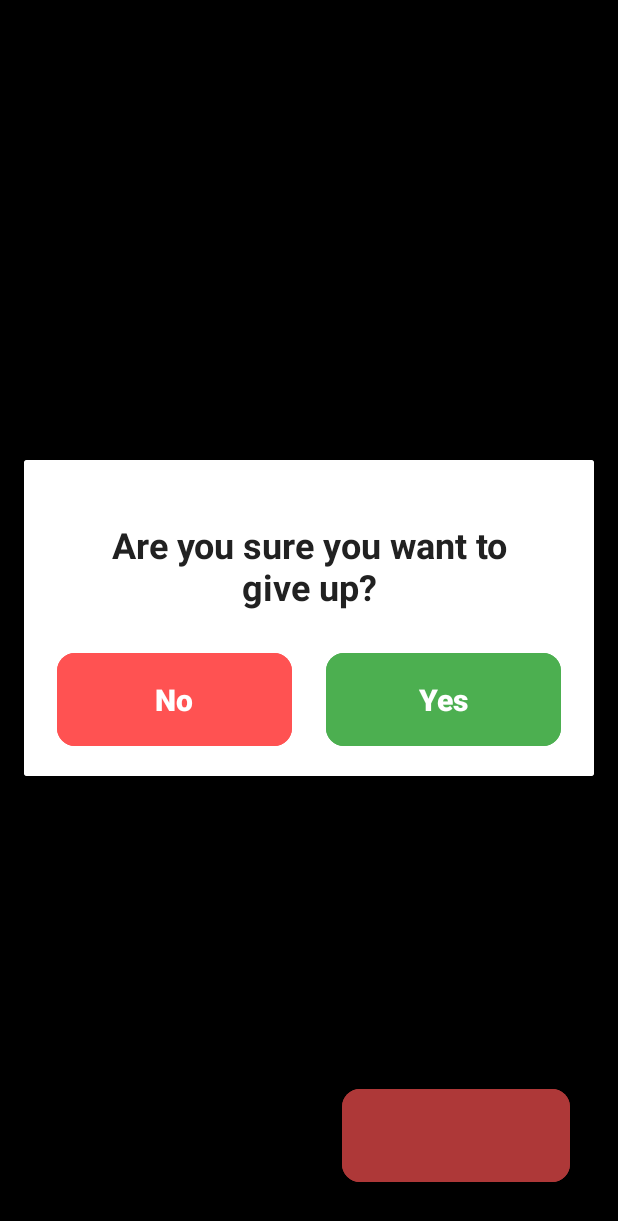
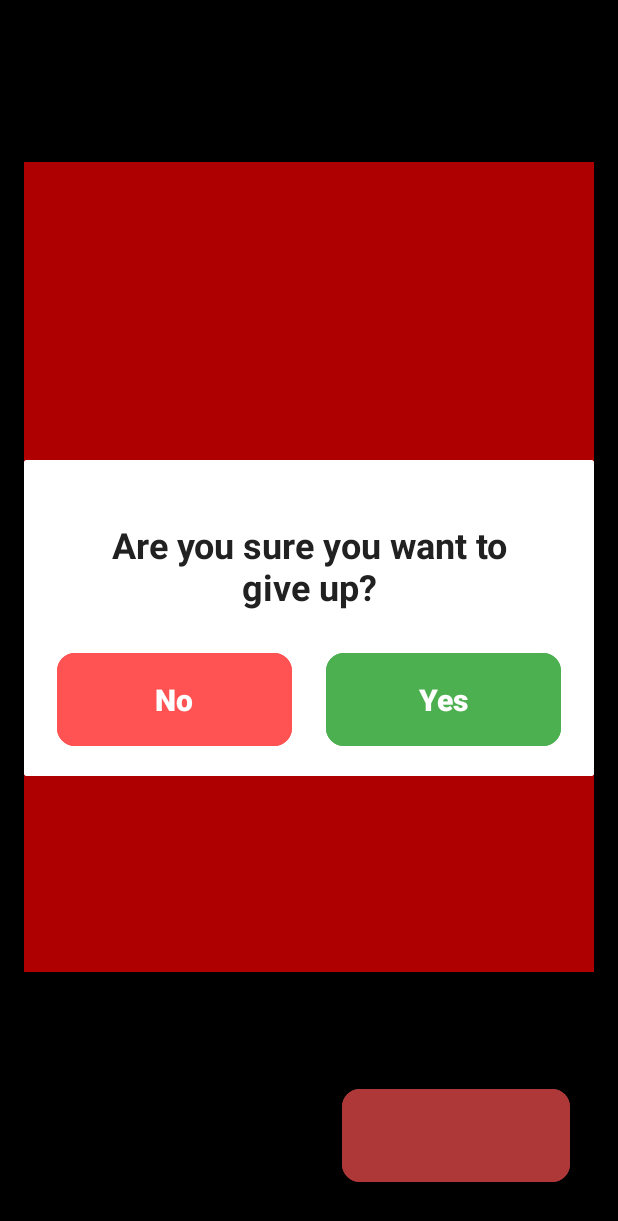
Before and after one commit to ido765/test-proj, an Android app: the GameActivity screen opened directly, with no data from a screen before it, after a tap on "Give Up?", on a phone screen of 412 x 824 dp. Shown: the top 1221 px of the screen. Run offline under Robolectric (Android 15) with nearby library versions, the phone set to English and light mode, and no system bars; 2 statements that could not run were skipped.

Commit message:
added classes and started working on size changing.

```diff
--- /dev/null
+++ b/app/src/main/java/com/example/projprob/Board.java
@@ -0,0 +1,27 @@
+package com.example.projprob;
+
+import android.content.Context;
+import android.graphics.Canvas;
+import android.graphics.Paint;
+import android.view.View;
+
+import androidx.annotation.NonNull;
+
+public class Board extends View {
+    private int size;
+
+    public Board(Context context, int size) {
+        super(context);
+
+
+        this.size = size;
+    }
+
+    @Override
+    protected void onDraw(@NonNull Canvas canvas) {
+        super.onDraw(canvas);
+
+
+
+    }
+}
--- a/app/src/main/java/com/example/projprob/FBmodule.java
+++ b/app/src/main/java/com/example/projprob/FBmodule.java
@@ -9,6 +9,7 @@ import com.google.firebase.database.ValueEventListener;
 
 public class FBmodule {
     MainActivity mainActivity;
+
     private static final String SIZE_KEY = "size";
     private static final String COLOR_KEY = "backgroundColor";
 
--- a/app/src/main/java/com/example/projprob/GameActivity.java
+++ b/app/src/main/java/com/example/projprob/GameActivity.java
@@ -7,11 +7,13 @@ import android.graphics.Color;
 import android.os.Bundle;
 import android.view.View;
 import android.widget.Button;
+import android.widget.LinearLayout;
 
 public class GameActivity extends AppCompatActivity implements View.OnClickListener {
     private Button giveupbtn;
     private ConstraintLayout gamelayout;
     private String size = "4x4"; // Default grid size
+    private Board board;
 
     @Override
     protected void onCreate(Bundle savedInstanceState) {
@@ -19,13 +21,22 @@ public class GameActivity extends AppCompatActivity implements View.OnClickListe
         setContentView(R.layout.activity_game);
         init(); // Initializes components
         updateBackgroundColors();
+
+        board = new Board(this, 6);
+        LinearLayout linearLayout = findViewById(R.id.game);
+        linearLayout.addView(board);
+        linearLayout.setBackgroundColor(Color.RED);
+
     }
 
     private void init() {
         giveupbtn = findViewById(R.id.giveupbtn); // Button for "Give Up" option
         giveupbtn.setOnClickListener(this); // Listens for clicks on the "Give Up" button
 
+
         gamelayout = findViewById(R.id.game_layout);
+
+
     }
 
     private void createDialog() {
@@ -41,7 +52,16 @@ public class GameActivity extends AppCompatActivity implements View.OnClickListe
         }
     }
 
-    public void updateBackgroundColors() {
+    private void updateSize()
+    {
+        int Rsize;
+
+
+
+    }
+
+    public void updateBackgroundColors()
+    {
         int colorRes;
 
         String color = MainActivity.staticColorRes;
--- a/app/src/main/java/com/example/projprob/SettingsActivity.java
+++ b/app/src/main/java/com/example/projprob/SettingsActivity.java
@@ -153,7 +153,7 @@ public class SettingsActivity extends AppCompatActivity implements View.OnClickL
         }
         SettingsLayout.setBackgroundColor(colorRes);
 
-//        // Update color for all buttons to ensure visibility
+        // Update color for all buttons to ensure visibility
         int textColor = color.equalsIgnoreCase("white") ? Color.BLACK : Color.WHITE;
         BackSet.setTextColor(textColor);
     }
--- a/app/src/main/res/layout/activity_game.xml
+++ b/app/src/main/res/layout/activity_game.xml
@@ -9,6 +9,7 @@
     android:padding="16dp"
     tools:context=".GameActivity"
     android:id="@+id/game_layout">
+
 
     <com.google.android.material.button.MaterialButton
         android:id="@+id/giveupbtn"
@@ -26,4 +27,16 @@
         app:layout_constraintWidth_percent="0.4"
         android:layout_marginBottom="16dp"
         android:layout_marginEnd="16dp" />
+
+    <LinearLayout
+        android:layout_width="388dp"
+        android:layout_height="540dp"
+        android:orientation="vertical"
+        android:id="@+id/game"
+        app:layout_constraintBottom_toBottomOf="parent"
+        app:layout_constraintEnd_toEndOf="parent"
+        app:layout_constraintHorizontal_bias="1.0"
+        app:layout_constraintStart_toStartOf="parent"
+        app:layout_constraintTop_toTopOf="parent"
+        app:layout_constraintVertical_bias="0.364"></LinearLayout>
 </androidx.constraintlayout.widget.ConstraintLayout>
```
Also changed, not shown: app/src/main/java/com/example/projprob/Square.java (added, +19 -0 lines).
